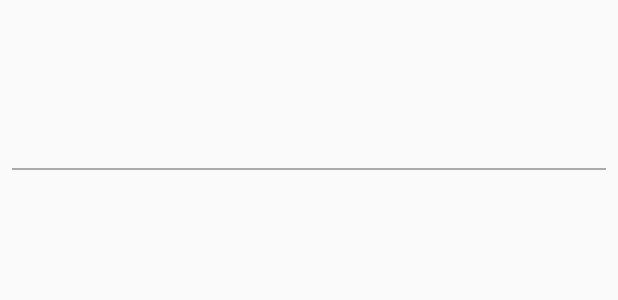
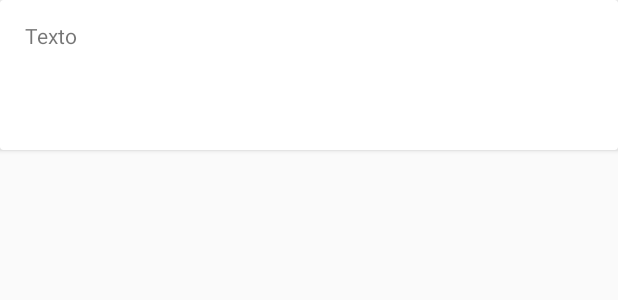
Before and after one commit to artur-auditore/Watch, an Android app: the layout item_rascunho.xml on its own in the app's theme, with its tools: preview values and no code run, on a phone screen of 412 x 824 dp. Shown: the top 300 px of the screen. Run offline under Robolectric (Android 15) with nearby library versions, the phone set to English and light mode, and no system bars.

Commit message:
Bug ao excluir post corrigido

```diff
--- a/app/src/main/java/com/example/artur/watch/Adapter/FilmeAdapter.kt
+++ b/app/src/main/java/com/example/artur/watch/Adapter/FilmeAdapter.kt
@@ -4,7 +4,6 @@ import android.annotation.SuppressLint
 import android.app.AlertDialog
 import android.content.Context
 import android.content.Intent
-import android.support.constraint.solver.widgets.Analyzer.setPosition
 import android.support.design.widget.Snackbar
 import android.support.v7.widget.RecyclerView
 import android.view.*
@@ -84,7 +83,6 @@ class FilmeAdapter(private val context: Context,
 
         val intent = Intent(context, FormularioItemActivity::class.java)
         intent.putExtra(ID, filme.id)
-        intent.putExtra("nome", TIPO)
         context.startActivity(intent)
         notifyItemChanged(position)
     }
--- a/app/src/main/java/com/example/artur/watch/Adapter/PostAdapter.kt
+++ b/app/src/main/java/com/example/artur/watch/Adapter/PostAdapter.kt
@@ -19,7 +19,6 @@ import com.example.artur.watch.dal.ObjectBox
 import io.objectbox.Box
 import kotlinx.android.synthetic.main.item_post.view.*
 import java.text.SimpleDateFormat
-import java.time.format.DateTimeFormatter
 import java.util.*
 
 class PostAdapter(private val context: Context,
@@ -78,9 +77,7 @@ class PostAdapter(private val context: Context,
             popup.setOnMenuItemClickListener { item ->
                 when(item.itemId){
                     R.id.op_salvar_post -> {
-                        val postCopy = post
-                        postsSalvosBox.put(postCopy)
-                        notifyItemChanged(position)
+
                     }
                 }
                 false
@@ -145,6 +142,7 @@ class PostAdapter(private val context: Context,
                 this.postBox.remove(post)
                 notifyItemChanged(position)
                 notifyItemRangeChanged(position, itemCount)
+                notifyItemRangeRemoved(position, itemCount)
                 Snackbar.make(view, "Post excluído", Snackbar.LENGTH_LONG).show()
             }
             .setNegativeButton("NÃO"){_, _ ->}
--- a/app/src/main/java/com/example/artur/watch/Adapter/SeriesAdapter.kt
+++ b/app/src/main/java/com/example/artur/watch/Adapter/SeriesAdapter.kt
@@ -23,7 +23,6 @@ class SeriesAdapter(private val context: Context,
 
     companion object {
         const val ID = "idSerie"
-        const val TIPO = "serie"
     }
 
     class ViewHolder(itemView: View): RecyclerView.ViewHolder(itemView){
@@ -90,7 +89,6 @@ class SeriesAdapter(private val context: Context,
 
         val intent = Intent(context, FormularioItemActivity::class.java)
         intent.putExtra(ID, serie.id)
-        intent.putExtra("nome", TIPO)
         context.startActivity(intent)
         notifyItemChanged(position)
     }
--- a/app/src/main/java/com/example/artur/watch/FormularioPostActivity.kt
+++ b/app/src/main/java/com/example/artur/watch/FormularioPostActivity.kt
@@ -76,12 +76,11 @@ class FormularioPostActivity : AppCompatActivity() {
                 .setPositiveButton("SIM"){_ , _ ->
                     salvarRascunho()
                 }
-                .setNegativeButton("NÃO"){_, _ ->
-                    super.onBackPressed()
-                }
+                .setNegativeButton("NÃO"){_, _ -> }
                 .create()
                 .show()
         }
+        super.onBackPressed()
     }
 
     override fun onCreateOptionsMenu(menu: Menu?): Boolean {
@@ -92,7 +91,6 @@ class FormularioPostActivity : AppCompatActivity() {
     override fun onOptionsItemSelected(item: MenuItem?): Boolean {
         when (item!!.itemId) {
             R.id.op_publicar -> publicar()
-            R.id.op_arquivar_post -> salvarRascunho()
         }
         return super.onOptionsItemSelected(item)
     }
--- a/app/src/main/res/layout/item_rascunho.xml
+++ b/app/src/main/res/layout/item_rascunho.xml
@@ -1,30 +1,29 @@
 <?xml version="1.0" encoding="utf-8"?>
+<android.support.v7.widget.CardView
+        xmlns:android="http://schemas.android.com/apk/res/android"
+        xmlns:app="http://schemas.android.com/apk/res-auto"
+        android:layout_width="match_parent"
+        android:layout_height="100dp">
+
     <android.support.constraint.ConstraintLayout
-        xmlns:android="http://schemas.android.com/apk/res/android"
-        xmlns:app="http://schemas.android.com/apk/res-auto" android:layout_width="match_parent"
+            android:layout_width="match_parent"
             android:layout_height="match_parent">
 
         <TextView
                 android:layout_width="wrap_content"
                 android:id="@+id/text_post_rascunho"
-            android:textColor="#FFFFFF"
                 android:maxLines="4"
+                android:text="Texto"
                 android:layout_height="wrap_content" app:layout_constraintStart_toStartOf="parent"
-            android:layout_marginStart="8dp" app:layout_constraintEnd_toEndOf="parent" android:layout_marginEnd="8dp"
-            android:layout_marginBottom="8dp" app:layout_constraintBottom_toTopOf="@+id/view"
-            android:layout_marginTop="8dp" app:layout_constraintTop_toTopOf="parent"
-            app:layout_constraintHorizontal_bias="0.0" app:layout_constraintVertical_bias="0.216"/>
-
-    <View
-            android:layout_width="fill_parent"
-            android:layout_height="1dp"
-            android:background="@android:color/darker_gray"
-            android:focusable="false" android:id="@+id/view" android:layout_marginBottom="8dp"
+                android:layout_marginStart="8dp" app:layout_constraintEnd_toEndOf="parent"
+                android:layout_marginEnd="8dp"
+                android:layout_marginBottom="8dp"
+                app:layout_constraintHorizontal_bias="0.024"
                 app:layout_constraintBottom_toBottomOf="parent" android:layout_marginTop="8dp"
-            app:layout_constraintTop_toTopOf="parent" android:layout_marginStart="8dp"
-            app:layout_constraintStart_toStartOf="parent" app:layout_constraintEnd_toEndOf="parent"
-            android:layout_marginEnd="8dp" app:layout_constraintHorizontal_bias="0.0"
-            app:layout_constraintVertical_bias="0.129"/>
+                app:layout_constraintTop_toTopOf="parent" app:layout_constraintVertical_bias="0.094"/>
 
 
     </android.support.constraint.ConstraintLayout>
+
+
+</android.support.v7.widget.CardView>
```
Also changed, not shown: app/src/main/java/com/example/artur/watch/TimeLineActivity.kt (+9 -8 lines), app/src/main/res/menu/menu_compartilhar.xml (+0 -7 lines). Lines whose indentation alone changed are shown as unchanged.
